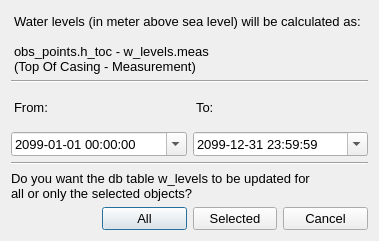
jkall/qgis-midvatten-plugin, file ui/calc_lvl_dialog.ui: the form before one commit.
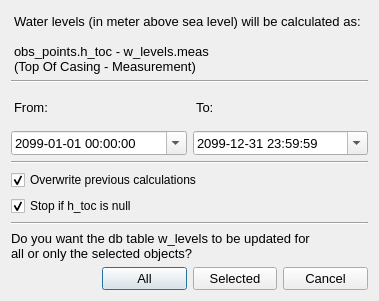
The form after the commit.

```diff
--- a/ui/calc_lvl_dialog.ui
+++ b/ui/calc_lvl_dialog.ui
@@ -13,7 +13,7 @@
     <x>0</x>
     <y>0</y>
     <width>379</width>
-    <height>241</height>
+    <height>301</height>
    </rect>
   </property>
   <property name="sizePolicy">
@@ -43,6 +43,31 @@
   <layout class="QGridLayout" name="gridLayout_2">
    <item row="0" column="0">
     <layout class="QGridLayout" name="gridLayout">
+     <item row="9" column="1">
+      <widget class="QPushButton" name="pushButton_All">
+       <property name="sizePolicy">
+        <sizepolicy hsizetype="Preferred" vsizetype="Fixed">
+         <horstretch>0</horstretch>
+         <verstretch>0</verstretch>
+        </sizepolicy>
+       </property>
+       <property name="minimumSize">
+        <size>
+         <width>0</width>
+         <height>0</height>
+        </size>
+       </property>
+       <property name="font">
+        <font>
+         <family>Arial</family>
+         <pointsize>10</pointsize>
+        </font>
+       </property>
+       <property name="text">
+        <string>All</string>
+       </property>
+      </widget>
+     </item>
      <item row="0" column="0" colspan="4">
       <widget class="QLabel" name="Instructions">
        <property name="sizePolicy">
@@ -276,7 +301,7 @@
        </property>
       </widget>
      </item>
-     <item row="4" column="0" colspan="4">
+     <item row="7" column="0" colspan="4">
       <widget class="Line" name="line_2">
        <property name="sizePolicy">
         <sizepolicy hsizetype="Expanding" vsizetype="Fixed">
@@ -300,7 +325,7 @@
        </property>
       </widget>
      </item>
-     <item row="5" column="0" colspan="4">
+     <item row="8" column="0" colspan="4">
       <widget class="QLabel" name="label">
        <property name="sizePolicy">
         <sizepolicy hsizetype="MinimumExpanding" vsizetype="Fixed">
@@ -329,32 +354,7 @@
        </property>
       </widget>
      </item>
-     <item row="6" column="1">
-      <widget class="QPushButton" name="pushButton_All">
-       <property name="sizePolicy">
-        <sizepolicy hsizetype="Preferred" vsizetype="Fixed">
-         <horstretch>0</horstretch>
-         <verstretch>0</verstretch>
-        </sizepolicy>
-       </property>
-       <property name="minimumSize">
-        <size>
-         <width>0</width>
-         <height>0</height>
-        </size>
-       </property>
-       <property name="font">
-        <font>
-         <family>Arial</family>
-         <pointsize>10</pointsize>
-        </font>
-       </property>
-       <property name="text">
-        <string>All</string>
-       </property>
-      </widget>
-     </item>
-     <item row="6" column="2">
+     <item row="9" column="2">
       <widget class="QPushButton" name="pushButton_Selected">
        <property name="sizePolicy">
         <sizepolicy hsizetype="Preferred" vsizetype="Fixed">
@@ -379,7 +379,7 @@
        </property>
       </widget>
      </item>
-     <item row="6" column="3">
+     <item row="9" column="3">
       <widget class="QPushButton" name="pushButton_Cancel">
        <property name="sizePolicy">
         <sizepolicy hsizetype="Preferred" vsizetype="Fixed">
@@ -404,6 +404,56 @@
        </property>
       </widget>
      </item>
+     <item row="5" column="0" colspan="4">
+      <widget class="QCheckBox" name="checkBox_overwrite_prev">
+       <property name="toolTip">
+        <string>&lt;html&gt;&lt;head/&gt;&lt;body&gt;&lt;p&gt;Checked: H_toc and level_masl will be calculated for all rows.&lt;br/&gt;Unchecked: H_toc and level_masl will only be calculated for rows where level_masl is NULL.&lt;/p&gt;&lt;/body&gt;&lt;/html&gt;</string>
+       </property>
+       <property name="text">
+        <string>Overwrite previous calculations</string>
+       </property>
+       <property name="checked">
+        <bool>true</bool>
+       </property>
+      </widget>
+     </item>
+     <item row="4" column="0" colspan="4">
+      <widget class="Line" name="line_3">
+       <property name="sizePolicy">
+        <sizepolicy hsizetype="Expanding" vsizetype="Fixed">
+         <horstretch>0</horstretch>
+         <verstretch>0</verstretch>
+        </sizepolicy>
+       </property>
+       <property name="minimumSize">
+        <size>
+         <width>0</width>
+         <height>0</height>
+        </size>
+       </property>
+       <property name="font">
+        <font>
+         <family>Arial</family>
+        </font>
+       </property>
+       <property name="orientation">
+        <enum>Qt::Horizontal</enum>
+       </property>
+      </widget>
+     </item>
+     <item row="6" column="0" colspan="4">
+      <widget class="QCheckBox" name="checkBox_stop_if_null">
+       <property name="toolTip">
+        <string>&lt;html&gt;&lt;head/&gt;&lt;body&gt;&lt;p&gt;Checked: If obs_points.h_toc is NULL for any obsid included in calculation, the calculation will not be performed for any obsid.&lt;br/&gt;Unchecked: Obsids where obs_points.h_toc is NULL will be skipped and calculation will be performed for the rest.&lt;/p&gt;&lt;/body&gt;&lt;/html&gt;</string>
+       </property>
+       <property name="text">
+        <string>Stop if h_toc is null</string>
+       </property>
+       <property name="checked">
+        <bool>true</bool>
+       </property>
+      </widget>
+     </item>
     </layout>
    </item>
   </layout>
```
